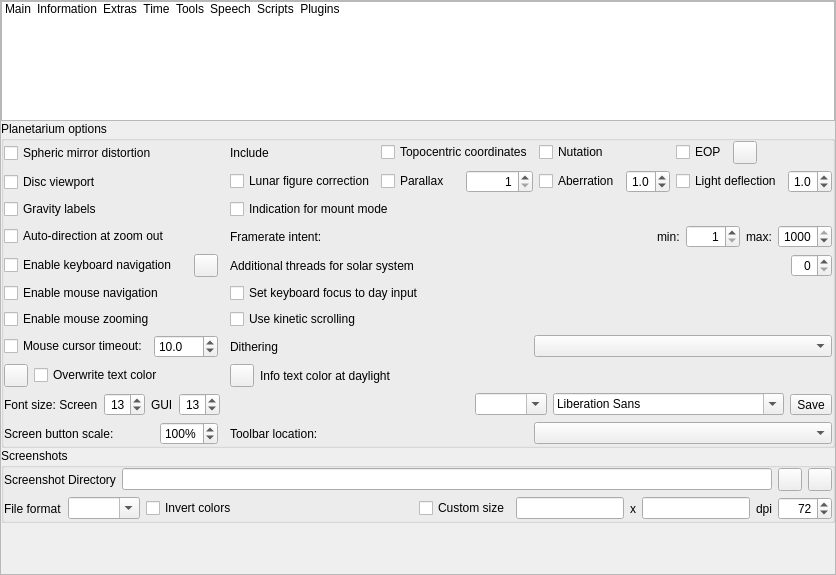
The window that src/gui/configurationDialog.ui (Stellarium/stellarium) describes before a commit, drawn with Qt 5.
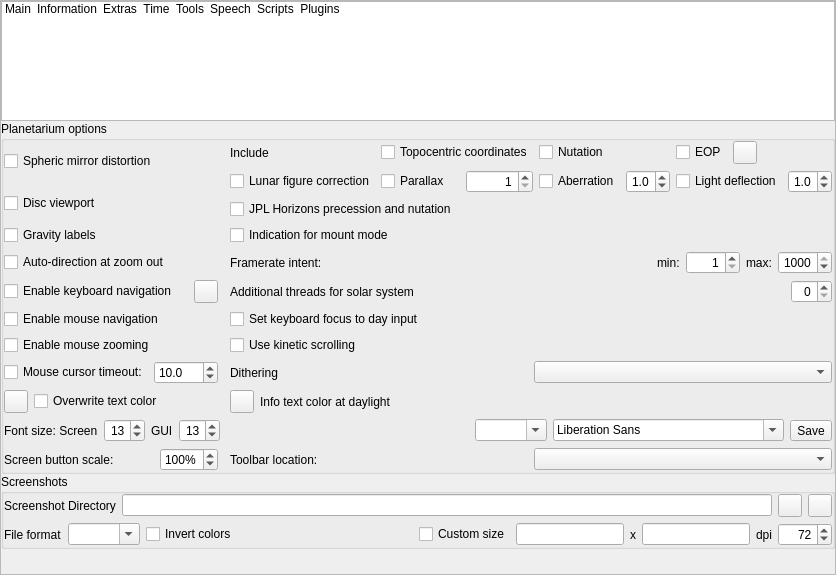
The same window after the commit. The open tabs and pages were chosen to show the change. Icons and pictures are not drawn. Custom widgets are drawn as their Qt base class.

Commit message: Implement p2 to p3 for based on JPL Horizons Precession/Nutation models. Add master switch to toggle between Vondrak and JPL based models

Patch:
```diff
--- a/src/gui/configurationDialog.ui
+++ b/src/gui/configurationDialog.ui
@@ -2462,6 +2462,16 @@
                  </property>
                 </widget>
                </item>
+               <item row="3" column="0" colspan="4">
+                <widget class="QCheckBox" name="horizonsPrecNutCheckBox">
+                 <property name="toolTip">
+                  <string>Use the precession and nutation models of JPL Horizons instead of Vondrak (2011/2012) and IAU 2000B: Owen (1990) or IAU 1976 precession and IAU 1980 nutation, selected by date, with the EOP corrections. Applies to an observer on Earth. Independent of the Delta-T algorithm and of the ephemerides (JPL Horizons Delta-T and DE441 reproduce the JPL Horizons app).</string>
+                 </property>
+                 <property name="text">
+                  <string>JPL Horizons precession and nutation</string>
+                 </property>
+                </widget>
+               </item>
               </layout>
              </item>
              <item row="3" column="3">
```
Left out of the diff: 3 changed lines with no effect on the pictures. The commit also changes 16 other files.
